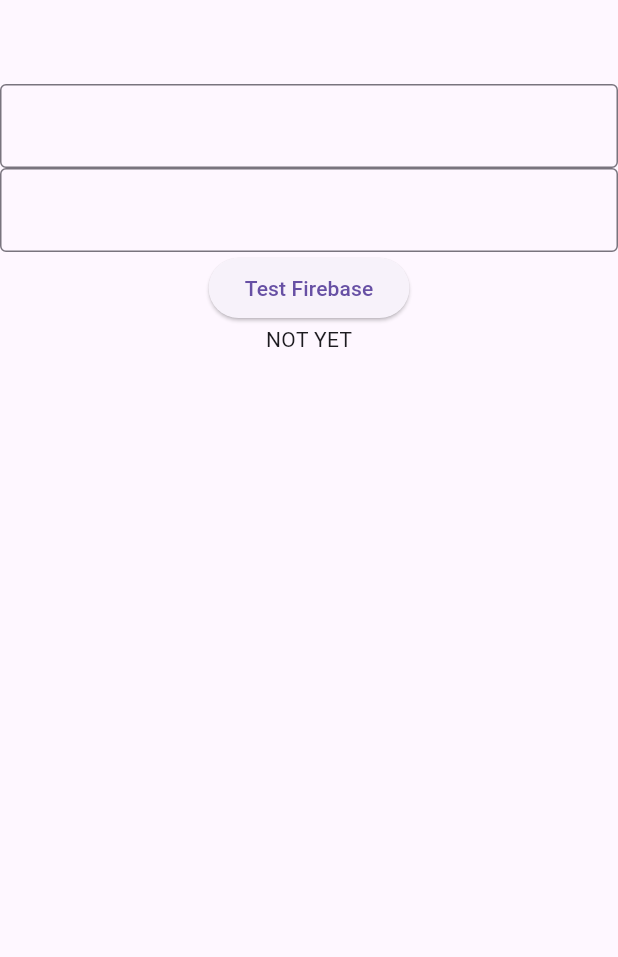
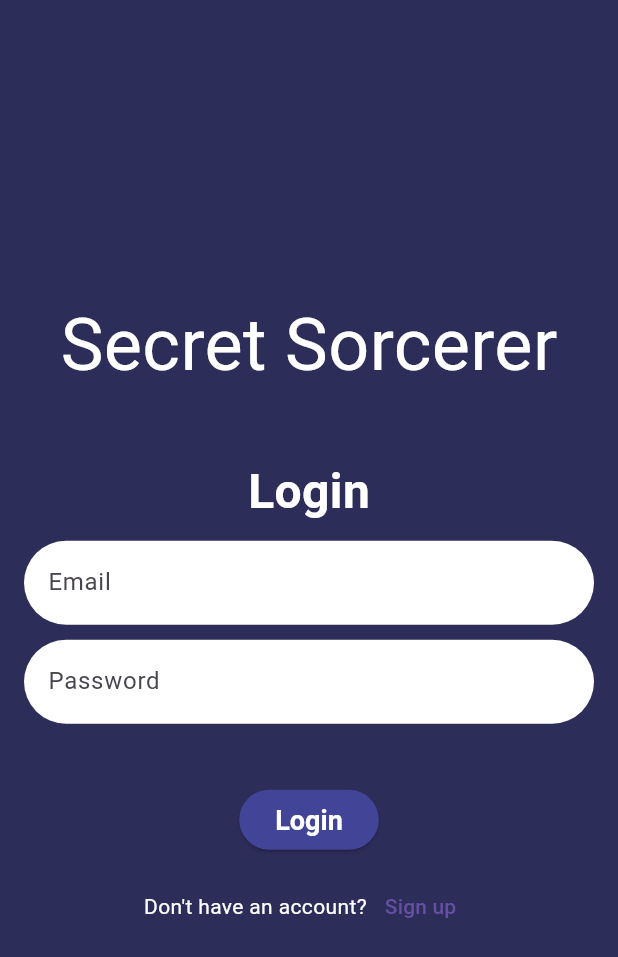
Before and after one commit to BenjaminAyl/gr01-secret-sorcerer-2025-fall, a Flutter app: the screen it shows after launch, on a phone screen of 412 x 824 dp. Shown: the top 957 px of the screen. Run offline on Flutter 3.47's test engine with Material 3 defaults, Android fonts, the phone set to English and light mode, and no system bars; our stand-ins replace firebase_auth, firebase_core, go_router, google_fonts; accounts and stored records are empty; Roboto replaces fonts that are missing (Quintessential).

Commit message:
Login SignUp UI Skeleton

```diff
--- a/lib/app_router.dart
+++ b/lib/app_router.dart
@@ -1,9 +1,12 @@
 import 'package:go_router/go_router.dart';
 import 'package:secret_sorcerer/views/firebase_test.dart';
+import 'package:secret_sorcerer/views/login_screen.dart';
+import 'package:secret_sorcerer/views/signup_screen.dart';
 
 final GoRouter router = GoRouter(
   initialLocation: '/',
   routes: [
-    GoRoute(path: '/', builder:(context, state) => FirebaseTestView())
+    GoRoute(path: '/', builder:(context, state) => LoginScreen()),
+    GoRoute(path: '/signup', builder:(context, state) => SignupScreen())
   ]
 );
--- /dev/null
+++ b/lib/constants/app_colours.dart
@@ -0,0 +1,7 @@
+import 'package:flutter/material.dart';
+
+class AppColors {
+  static const Color primaryBrand = Color.fromRGBO(45, 45, 90, 1); // Example custom color
+  static const Color secondaryBrand = Color.fromRGBO(66, 68, 152, 1);
+  static const Color customAccent = Color(0xFF5C5C95);
+}
--- a/lib/main.dart
+++ b/lib/main.dart
@@ -1,11 +1,14 @@
 import 'package:firebase_core/firebase_core.dart';
 import 'package:flutter/material.dart';
 import 'package:secret_sorcerer/app_router.dart';
+import 'package:secret_sorcerer/constants/app_colours.dart';
 import 'package:secret_sorcerer/firebase_options.dart';
+import 'package:google_fonts/google_fonts.dart';
 
 void main() async {
+  WidgetsFlutterBinding.ensureInitialized();
   await Firebase.initializeApp(
-  options: DefaultFirebaseOptions.currentPlatform,
+    options: DefaultFirebaseOptions.currentPlatform,
   );
   runApp(const MainApp());
 }
@@ -16,6 +19,32 @@
   @override
   Widget build(BuildContext context) {
     return MaterialApp.router(
+      theme: ThemeData(
+        scaffoldBackgroundColor: AppColors.primaryBrand,
+        textTheme: ThemeData.light().textTheme.apply(
+          bodyColor: Colors.white,
+          displayColor: Colors.white,
+          fontFamily: GoogleFonts.quintessential().fontFamily,
+        ),
+        elevatedButtonTheme: ElevatedButtonThemeData(
+          style: ElevatedButton.styleFrom(
+            backgroundColor: AppColors.secondaryBrand,
+            foregroundColor: Colors.white,
+            textStyle: TextStyle(
+              fontSize: 18,
+              fontWeight: FontWeight.bold,
+            ),
+          ),
+        ),
+        inputDecorationTheme: InputDecorationTheme(
+          filled: true,
+          fillColor: Colors.white,
+          border: OutlineInputBorder(
+            borderRadius: BorderRadius.circular(36.0),
+            borderSide: BorderSide.none,
+          ),
+        ),
+      ),
       routerConfig: router,
     );
   }
--- /dev/null
+++ b/lib/views/login_screen.dart
@@ -0,0 +1,68 @@
+import 'package:flutter/material.dart';
+import 'package:go_router/go_router.dart';
+
+class LoginScreen extends StatefulWidget {
+  const LoginScreen({super.key});
+
+  @override
+  _LoginScreenState createState() => _LoginScreenState();
+}
+
+class _LoginScreenState extends State<LoginScreen> {
+  final TextEditingController _emailController = TextEditingController();
+  final TextEditingController _passwordController = TextEditingController();
+
+  @override
+  Widget build(BuildContext context) {
+    return Scaffold(
+      body: Padding(
+        padding: const EdgeInsets.all(16.0),
+        child: Column(
+          mainAxisAlignment: MainAxisAlignment.center,
+          spacing: 10,
+          children: [
+            const Text(
+              'Secret Sorcerer',
+              style: TextStyle(fontSize: 48),
+            ),
+            const SizedBox(height: 20),
+            const Text(
+              'Login',
+              style: TextStyle(fontSize: 32, fontWeight: FontWeight.bold),
+            ),
+            TextField(
+              controller: _emailController,
+              decoration: InputDecoration(
+                labelText: 'Email',
+              ),
+            ),
+            TextField(
+              controller: _passwordController,
+              decoration: InputDecoration(
+                labelText: 'Password',
+              ),
+              obscureText: true,
+            ),
+            const SizedBox(height: 20),
+            ElevatedButton(
+              onPressed: () {
+                // Handle login logic here
+              },
+              child: const Text('Login'),
+            ),
+            Row(
+              mainAxisAlignment: MainAxisAlignment.center,
+              children: [
+                const Text("Don't have an account?"),
+                TextButton(
+                  onPressed: () => context.go('/signup'),
+                  child: const Text('Sign up'),
+                ),
+              ],
+            ),
+          ],
+        ),
+      ),
+    );
+  }
+}
--- a/pubspec.yaml
+++ b/pubspec.yaml
@@ -12,6 +12,7 @@
   firebase_core: ^4.2.0
   go_router: ^16.3.0
   firebase_auth: ^6.1.1
+  google_fonts: ^6.3.2
 
 dev_dependencies:
   flutter_test:
```
Also changed, not shown: lib/views/signup_screen.dart (added, +68 -0 lines), pubspec.lock, 6 other files.
